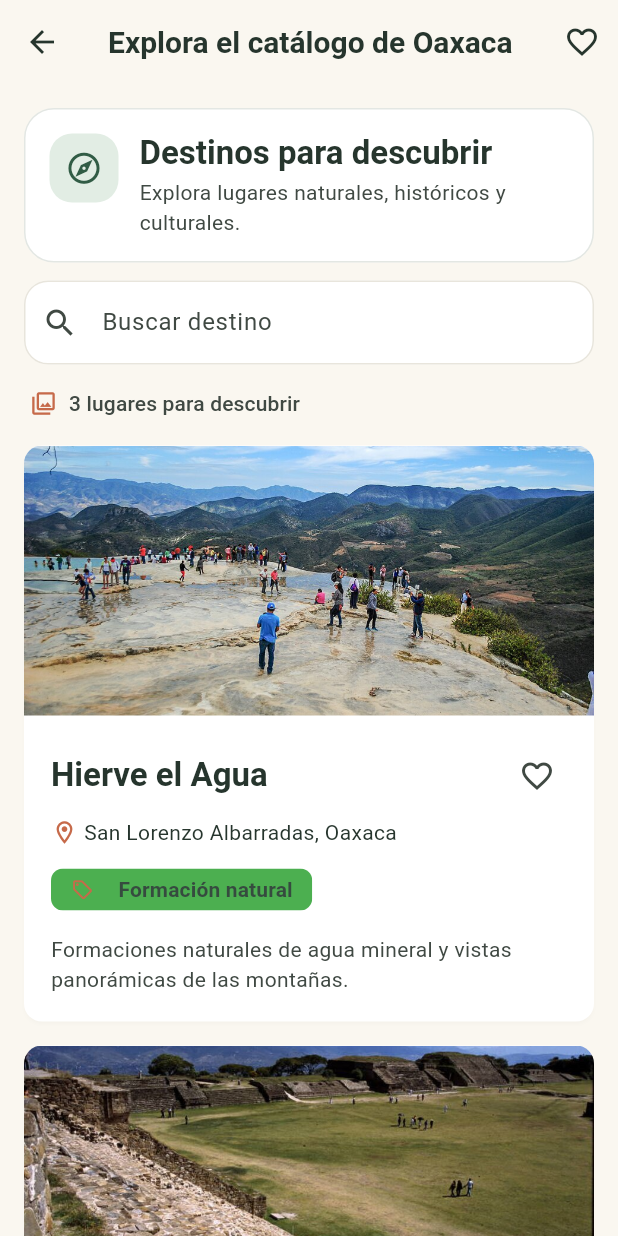
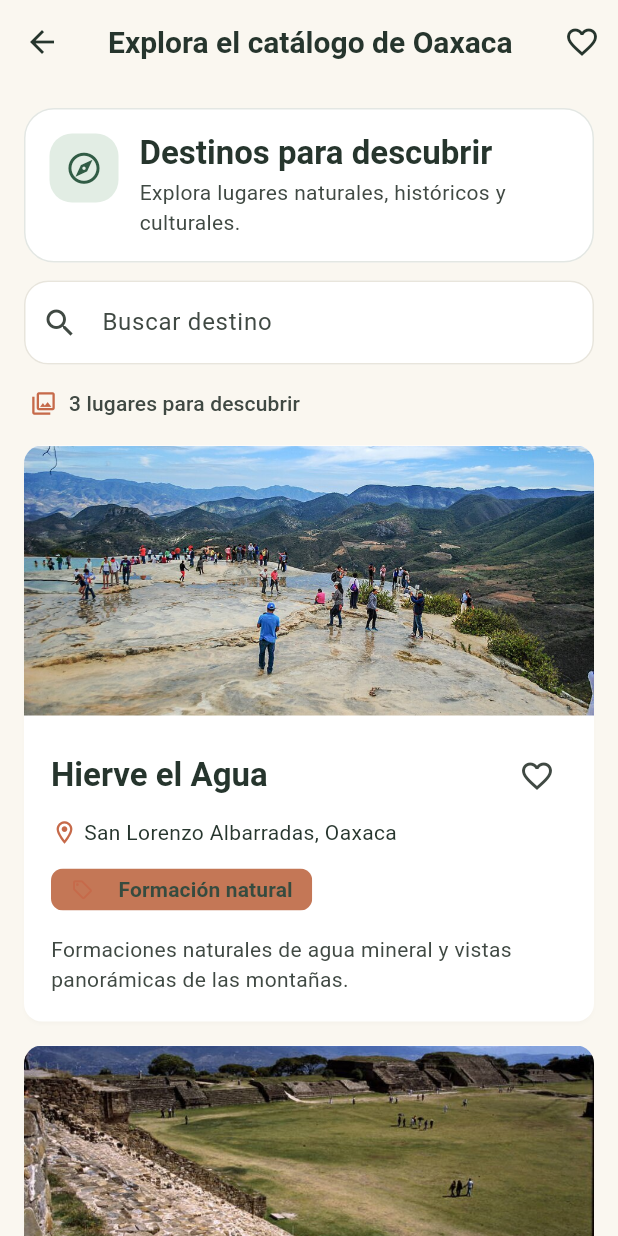
Before and after one commit to Felix-Angel/Poryecto-explora-oaxaca, a Flutter app: the PantallaCatalogo screen opened directly, on a phone screen of 412 x 824 dp. Run offline on Flutter 3.47's test engine with Material 3 defaults, Android fonts, the phone set to English and light mode, and no system bars.

Commit message:
Conflicto 4: propuesta terracota independiente

```diff
--- a/lib/features/catalogo/widgets/etiqueta_categoria.dart
+++ b/lib/features/catalogo/widgets/etiqueta_categoria.dart
@@ -20,7 +20,7 @@ class EtiquetaCategoria extends StatelessWidget {
       ),
     ),
     visualDensity: VisualDensity.compact,
-    backgroundColor: Colors.green,
+    backgroundColor: const Color(0xFFC47756),
     side: BorderSide.none,
     padding: const EdgeInsets.symmetric(horizontal: 5),
   );
```
